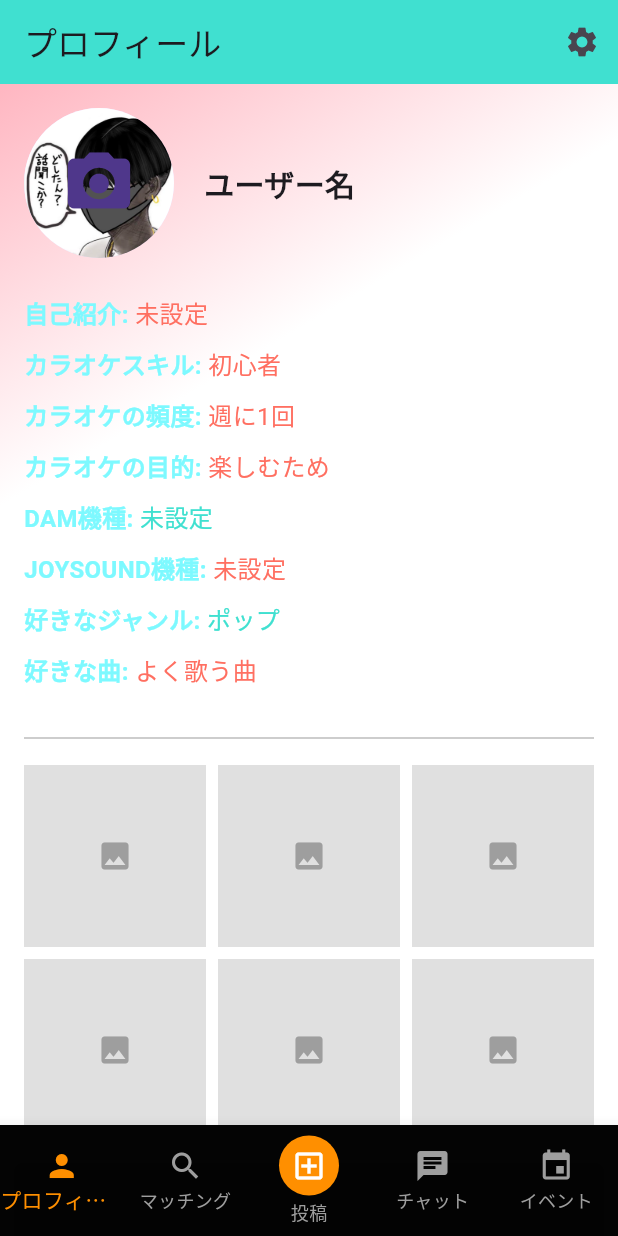
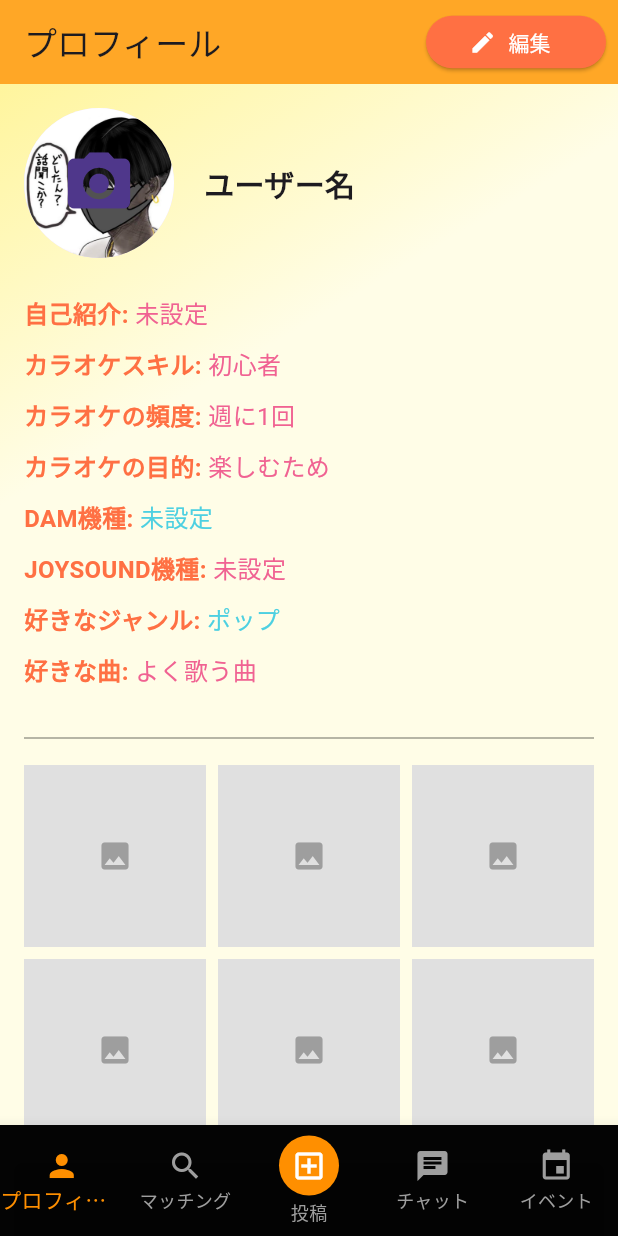
Before and after one commit to tensey3/fa1, a Flutter app: the screen it shows after launch, on a phone screen of 412 x 824 dp. Run offline on Flutter 3.47's test engine with Material 3 defaults, Android fonts, the phone set to English and light mode, and no system bars; our stand-ins replace firebase_core, image_picker; accounts and stored records are empty.

Commit message:
オレンジ

```diff
--- a/lib/screens/profile/profile_screen.dart
+++ b/lib/screens/profile/profile_screen.dart
@@ -9,18 +9,16 @@ class ProfileScreen extends StatelessWidget {
 
   @override
   Widget build(BuildContext context) {
-    // UserProfileProviderを使用してユーザープロフィールデータを取得
     final userProfileProvider = Provider.of<UserProfileProvider>(context);
 
     return Scaffold(
-      // アプリのトップバー（AppBar）を設定
       appBar: AppBar(
         title: const Text('プロフィール'),
-        backgroundColor: const Color(0xFF40E0D0), // Turquoise色の背景色
+        backgroundColor: const Color(0xFFFFA726), // 明るいオレンジ色
         actions: [
-          // 設定ボタンが右上に表示され、押すとSelectionScreenに移動
-          IconButton(
-            icon: const Icon(Icons.settings),
+          Padding(
+            padding: const EdgeInsets.only(right: 8.0),
+            child: ElevatedButton.icon(
               onPressed: () {
                 Navigator.of(context).push(
                   MaterialPageRoute(
@@ -28,50 +26,57 @@ class ProfileScreen extends StatelessWidget {
                   ),
                 );
               },
+              style: ElevatedButton.styleFrom(
+                minimumSize: const Size(120, 35), // サイズ調整
+                backgroundColor: const Color(0xFFFF7043), // 少し濃い目のオレンジ色
+                foregroundColor: Colors.white,
+                shape: RoundedRectangleBorder(
+                  borderRadius: BorderRadius.circular(25),
+                ),
+              ),
+              icon: const Icon(Icons.edit, size: 18),
+              label: const Text(
+                '編集',
+                style: TextStyle(fontSize: 14),
+              ),
+            ),
           ),
         ],
       ),
-      // 背景にグラデーションを設定
       body: Container(
         decoration: const BoxDecoration(
           gradient: LinearGradient(
             begin: Alignment.topLeft,
             end: Alignment.center,
             colors: [
-              Color(0xFFFFB6C1), // Light Pink: ピンクに近い色でグラデーションの開始
-              Color(0xFFFFFFFF), // White: グラデーションの終わりの色
+              Color(0xFFFFF59D), // 明るいイエロー
+              Color(0xFFFFFDE7), // 非常に薄いイエロー
             ],
-            stops: [0.0, 0.6], // グラデーションの幅を指定、中央で終わるように設定
+            stops: [0.0, 0.6],
           ),
         ),
-        // コンテンツをスクロールできるようにSingleChildScrollViewを使用
         child: SingleChildScrollView(
-          padding: const EdgeInsets.all(16.0), // 全体のパディングを設定
+          padding: const EdgeInsets.all(16.0),
           child: Column(
             crossAxisAlignment: CrossAxisAlignment.start,
             children: [
-              // プロフィールヘッダー部分（名前や画像）の表示
               const ProfileHeader(isEditing: false),
               const SizedBox(height: 20),
-
-              // プロフィール情報の各項目を表示
-              _buildProfileItem('自己紹介', userProfileProvider.bio, const Color(0xFFFF6F61)), // Salmon Pink
-              _buildProfileItem('カラオケスキル', userProfileProvider.karaokeSkillLevel, const Color(0xFFFF6F61)), // Salmon Pink
-              _buildProfileItem('カラオケの頻度', userProfileProvider.karaokeFrequency, const Color(0xFFFF6F61)), // Salmon Pink
-              _buildProfileItem('カラオケの目的', userProfileProvider.karaokePurpose, const Color(0xFFFF6F61)), // Salmon Pink
-              _buildProfileItem('DAM機種', userProfileProvider.selectedDamMachine, const Color(0xFF40E0D0)), // Turquoise
-              _buildProfileItem('JOYSOUND機種', userProfileProvider.selectedJoySoundMachine, const Color(0xFFFF6F61)), // Salmon Pink
-              _buildProfileItem('好きなジャンル', userProfileProvider.favoriteGenres.join(', '), const Color(0xFF40E0D0)), // Turquoise
-              _buildProfileItem('好きな曲', userProfileProvider.favoriteSongs.join(', '), const Color(0xFFFF6F61)), // Salmon Pink
+              _buildProfileItem('自己紹介', userProfileProvider.bio, const Color(0xFFF06292)), // ピンク色
+              _buildProfileItem('カラオケスキル', userProfileProvider.karaokeSkillLevel, const Color(0xFFF06292)),
+              _buildProfileItem('カラオケの頻度', userProfileProvider.karaokeFrequency, const Color(0xFFF06292)),
+              _buildProfileItem('カラオケの目的', userProfileProvider.karaokePurpose, const Color(0xFFF06292)),
+              _buildProfileItem('DAM機種', userProfileProvider.selectedDamMachine, const Color(0xFF4DD0E1)), // ターコイズ色
+              _buildProfileItem('JOYSOUND機種', userProfileProvider.selectedJoySoundMachine, const Color(0xFFF06292)),
+              _buildProfileItem('好きなジャンル', userProfileProvider.favoriteGenres.join(', '), const Color(0xFF4DD0E1)),
+              _buildProfileItem('好きな曲', userProfileProvider.favoriteSongs.join(', '), const Color(0xFFF06292)),
 
               const SizedBox(height: 20),
-              // 境目に水平線を追加
               const Divider(
-                color: Colors.black26, // 薄い黒色の線
+                color: Colors.black38,
                 thickness: 1.0,
               ),
               const SizedBox(height: 10),
-              // 写真を配置するためのスペースを確保
               _buildPhotoGridPlaceholder(),
             ],
           ),
@@ -80,19 +85,16 @@ class ProfileScreen extends StatelessWidget {
     );
   }
 
-  // 各プロフィール項目を表示するためのメソッド
   Widget _buildProfileItem(String label, String value, Color color) {
     return Padding(
       padding: const EdgeInsets.symmetric(vertical: 5.0),
       child: Row(
         crossAxisAlignment: CrossAxisAlignment.start,
         children: [
-          // ラベル部分を表示
           Text(
             '$label: ',
-            style: const TextStyle(fontSize: 16, fontWeight: FontWeight.bold, color: Color(0xFF7DF9FF)), // Electric Blue
+            style: const TextStyle(fontSize: 16, fontWeight: FontWeight.bold, color: Color(0xFFFF7043)), // 明るいオレンジ
           ),
-          // 値部分を表示、設定されていない場合は「未設定」と表示
           Expanded(
             child: Text(
               value.isNotEmpty ? value : '未設定',
@@ -104,22 +106,21 @@ class ProfileScreen extends StatelessWidget {
     );
   }
 
-  // 写真を配置するためのスペースを仮に作成するメソッド
   Widget _buildPhotoGridPlaceholder() {
     return GridView.builder(
-      shrinkWrap: true, // GridViewがスクロール領域内に収まるように
-      physics: const NeverScrollableScrollPhysics(), // GridView自体はスクロールさせない
+      shrinkWrap: true,
+      physics: const NeverScrollableScrollPhysics(),
       gridDelegate: const SliverGridDelegateWithFixedCrossAxisCount(
-        crossAxisCount: 3, // 3列で表示
-        crossAxisSpacing: 8.0, // 横方向の間隔
-        mainAxisSpacing: 8.0, // 縦方向の間隔
-        childAspectRatio: 1.0, // 縦横比を1:1に設定（正方形）
+        crossAxisCount: 3,
+        crossAxisSpacing: 8.0,
+        mainAxisSpacing: 8.0,
+        childAspectRatio: 1.0,
       ),
-      itemCount: 9, // 仮の9つの写真スペース
+      itemCount: 9,
       itemBuilder: (context, index) {
         return Container(
-          color: Colors.grey[300], // 仮の背景色（薄いグレー）
-          child: const Icon(Icons.photo, color: Colors.grey), // 仮のアイコン（写真の代わり）
+          color: Colors.grey[300],
+          child: const Icon(Icons.photo, color: Colors.grey),
         );
       },
     );
```
Lines whose indentation alone changed are shown as unchanged.
